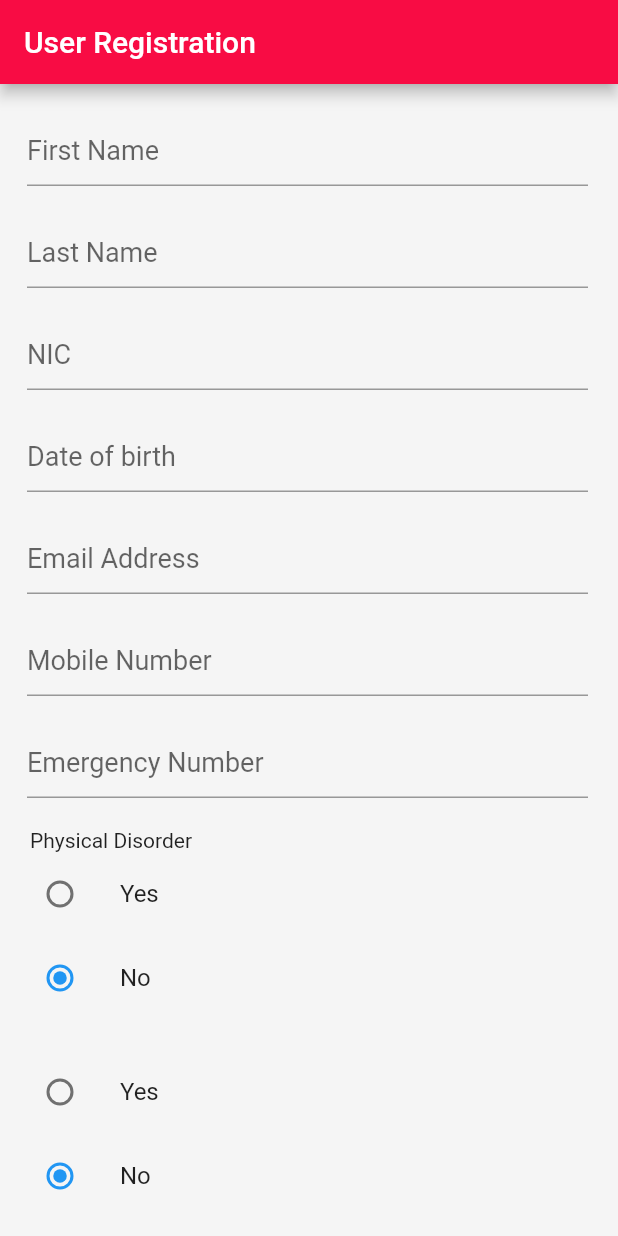
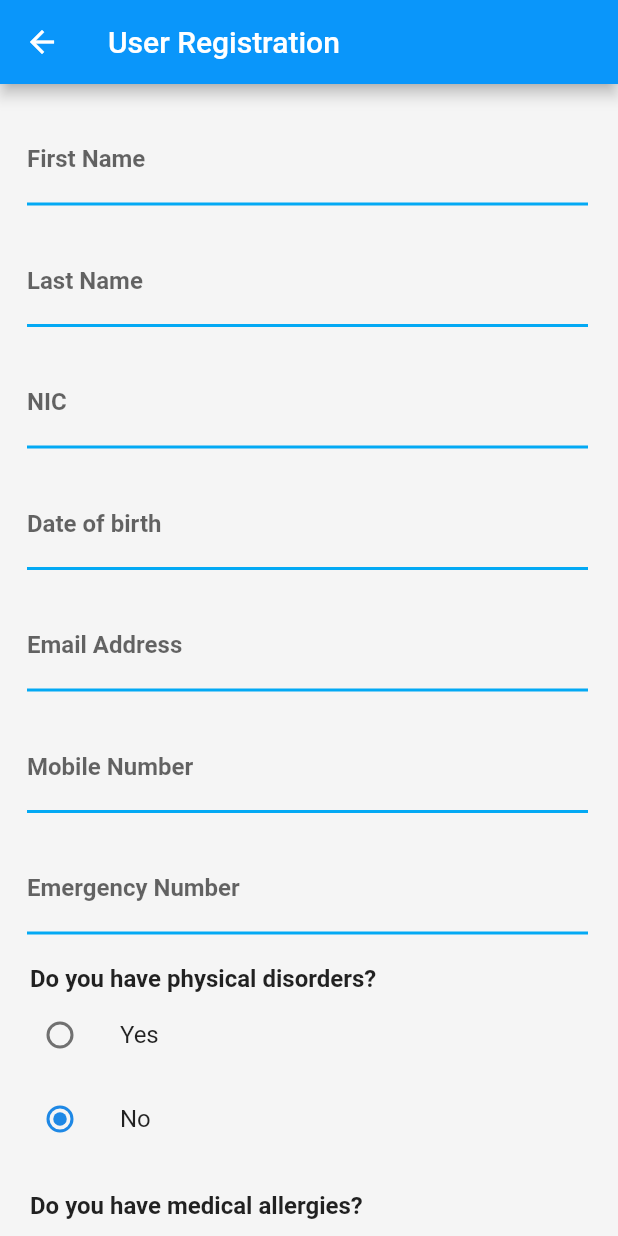
Before and after one commit to mevansupe/healthcare_app, a Flutter app: the UserRegistration screen opened directly, on a phone screen of 412 x 824 dp. Run offline on Flutter 3.47's test engine with Material 2 defaults, Android fonts, the phone set to English and light mode, and no system bars; missing offline and left inert: page_slider.

Commit message:
Colors Edit

```diff
--- a/lib/Screens/UserRegistration.dart
+++ b/lib/Screens/UserRegistration.dart
@@ -22,7 +22,6 @@ class _UserRegistrationState extends State<UserRegistration> {
     return Scaffold(
       backgroundColor: Colors.grey.shade100,
       appBar: AppBar(
-        backgroundColor: Color.fromRGBO(248, 12, 68, 100),
         title: Text('User Registration'),
       ),
       body: SafeArea(
@@ -81,12 +80,21 @@ class _UserRegistrationState extends State<UserRegistration> {
                   Padding(
                     padding: const EdgeInsets.only(left: 20),
                     child: Row(
-                      children: <Widget>[Text("Physical Disorder")],
+                      children: <Widget>[
+                        Text(
+                          "Do you have physical disorders?",
+                          style: TextStyle(
+//                        color: Colors.pinkAccent.shade200,
+                              fontSize: 16,
+                              fontWeight: FontWeight.bold),
+                        )
+                      ],
                     ),
                   ),
                   ListTile(
                     title: const Text('Yes'),
                     leading: Radio(
+//                      activeColor: Colors.pinkAccent.shade200,
                       value: PhysicalDisorderSelector.yes,
                       groupValue: _character,
                       onChanged: (PhysicalDisorderSelector value) {
@@ -99,6 +107,7 @@ class _UserRegistrationState extends State<UserRegistration> {
                   ListTile(
                     title: const Text('No'),
                     leading: Radio(
+//                      activeColor: Colors.pinkAccent.shade200,
                       value: PhysicalDisorderSelector.no,
                       groupValue: _character,
                       onChanged: (PhysicalDisorderSelector value) {
@@ -108,16 +117,32 @@ class _UserRegistrationState extends State<UserRegistration> {
                       },
                     ),
                   ),
-                  _character == PhysicalDisorderSelector.yes ?
-                  FormTextBox(
-                    hint: "Physical Disorder",
-                  ) : SizedBox(),
+                  _character == PhysicalDisorderSelector.yes
+                      ? FormTextBox(
+                          hint: "Physical Disorder",
+                        )
+                      : SizedBox(),
                   SizedBox(
                     height: 20,
+                  ),
+                  Padding(
+                    padding: const EdgeInsets.only(left: 20),
+                    child: Row(
+                      children: <Widget>[
+                        Text(
+                          "Do you have medical allergies?",
+                          style: TextStyle(
+//                            color: Colors.pinkAccent.shade200,
+                              fontSize: 16,
+                              fontWeight: FontWeight.bold),
+                        )
+                      ],
+                    ),
                   ),
                   ListTile(
                     title: const Text('Yes'),
                     leading: Radio(
+//                      activeColor: Colors.pinkAccent.shade200,
                       value: MedicalAllergiesSelector.yes,
                       groupValue: _medicalallegy,
                       onChanged: (MedicalAllergiesSelector value) {
@@ -130,6 +155,7 @@ class _UserRegistrationState extends State<UserRegistration> {
                   ListTile(
                     title: const Text('No'),
                     leading: Radio(
+//                      activeColor: Colors.pinkAccent.shade200,
                       value: MedicalAllergiesSelector.no,
                       groupValue: _medicalallegy,
                       onChanged: (MedicalAllergiesSelector value) {
@@ -139,10 +165,11 @@ class _UserRegistrationState extends State<UserRegistration> {
                       },
                     ),
                   ),
-                  _medicalallegy == MedicalAllergiesSelector.yes ?
-                  FormTextBox(
-                    hint: "Medical Allergies",
-                  ) : SizedBox(),
+                  _medicalallegy == MedicalAllergiesSelector.yes
+                      ? FormTextBox(
+                          hint: "Medical Allergies",
+                        )
+                      : SizedBox(),
                   Row(
                     mainAxisAlignment: MainAxisAlignment.center,
                     children: <Widget>[
@@ -150,7 +177,7 @@ class _UserRegistrationState extends State<UserRegistration> {
                         child: Padding(
                           padding: EdgeInsets.symmetric(horizontal: 20),
                           child: MspButton(
-                            color: Color.fromRGBO(248, 12, 68, 100),
+                            color: Colors.lightBlue,
                             title: "Register",
                             onPressed: () {
                               print("object");
@@ -194,6 +221,21 @@ class FormTextBox extends StatelessWidget {
               decoration: InputDecoration(
                 hintStyle: TextStyle(fontSize: 18),
                 hintText: hint,
+//                enabledBorder: OutlineInputBorder(
+//                  borderSide: const BorderSide(color: Colors.red),
+//                ),
+                labelText: hint,
+                labelStyle: TextStyle(
+//                    color: Colors.lightBlue,
+                    fontWeight: FontWeight.bold),
+                focusedBorder: OutlineInputBorder(
+                  borderSide: const BorderSide(
+                      color: Colors.lightBlue,
+                      width: 2.0),
+                ),
+                enabledBorder: UnderlineInputBorder(
+                  borderSide: BorderSide(color: Colors.lightBlue, width: 2.0),
+                ),
               ),
             ),
           ),
```
Also changed, not shown: lib/Screens/Dashboard.dart (added, +20 -0 lines), lib/main.dart (+6 -1 lines).
